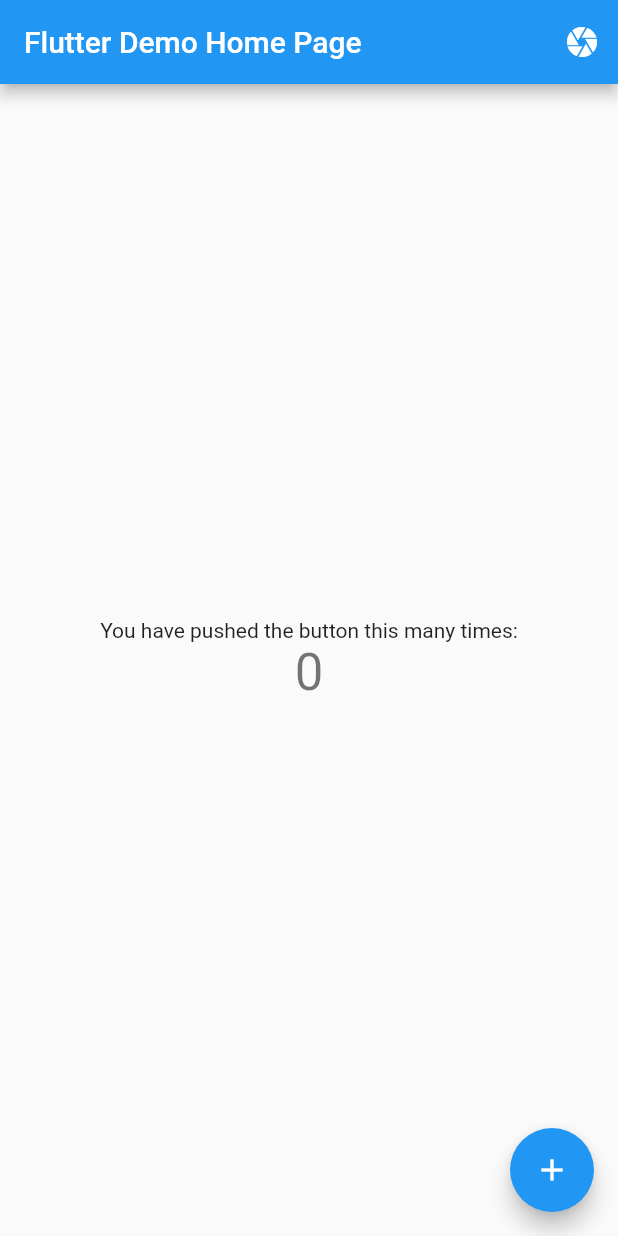
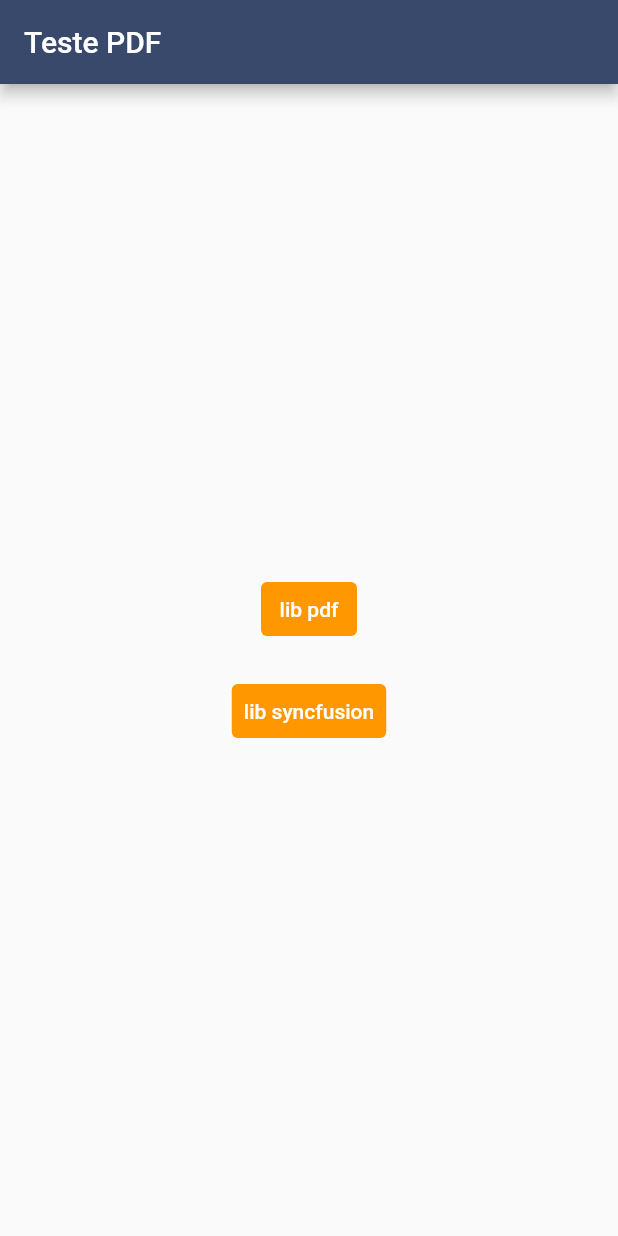
Before and after one commit to sergiotessaro/testImageToPdf, a Flutter app: the screen it shows after launch, on a phone screen of 412 x 824 dp. Run offline on Flutter 3.47's test engine with Material 2 defaults, Android fonts, the phone set to English and light mode, and no system bars; our stand-ins replace image_picker, open_file; missing offline and left inert: syncfusion_flutter_pdf.

Commit message:
teste com 2 libs feito

```diff
--- a/lib/main.dart
+++ b/lib/main.dart
@@ -17,11 +17,10 @@ class MyApp extends StatelessWidget {
   @override
   Widget build(BuildContext context) {
     return MaterialApp(
+      debugShowCheckedModeBanner: false,
       title: 'Flutter Demo',
-      theme: ThemeData(
-        primarySwatch: Colors.blue,
-      ),
-      home: MyHomePage(title: 'Flutter Demo Home Page'),
+      theme: ThemeData(primaryColor: Color(0xff39496B)),
+      home: MyHomePage(title: 'Teste PDF'),
     );
   }
 }
@@ -36,87 +35,61 @@ class MyHomePage extends StatefulWidget {
 }
 
 class _MyHomePageState extends State<MyHomePage> {
-  int _counter = 0;
-
-  void _incrementCounter() {
-    // FlutterGeniusScan.scanWithConfiguration({
-    //   'source': 'camera',
-    //   'multiPage': false,
-    // }).then((result) {
-    //   print(result);
-    //   String pdfUrl = result['pdfUrl'];
-    //   OpenFile.open(pdfUrl.replaceAll("file://", '')).then(
-    //       (result) => debugPrint(result.message),
-    //       onError: (error) => displayError(context, error));
-    // }, onError: (error) => displayError(context, error));
-  }
-
   @override
   Widget build(BuildContext context) {
     return Scaffold(
       appBar: AppBar(
-        actions: [
-          IconButton(
-              onPressed: () async {
-                await getImagesSync();
-              },
-              icon: Icon(Icons.camera))
-        ],
+        backgroundColor: Color(0xff39496B),
         title: Text(widget.title),
       ),
       body: Center(
         child: Column(
           mainAxisAlignment: MainAxisAlignment.center,
           children: <Widget>[
-            Text(
-              'You have pushed the button this many times:',
+            TextButton(
+              style: ButtonStyle(
+                  backgroundColor: MaterialStateProperty.all(Colors.orange)),
+              child: Text(
+                'lib pdf',
+                style: TextStyle(color: Colors.white),
+              ),
+              onPressed: () async {
+                await getImagesPdf();
+              },
             ),
-            Text(
-              '$_counter',
-              style: Theme.of(context).textTheme.headline4,
+            Padding(padding: EdgeInsets.all(10)),
+            TextButton(
+              style: ButtonStyle(
+                  backgroundColor: MaterialStateProperty.all(Colors.orange)),
+              child:
+                  Text('lib syncfusion', style: TextStyle(color: Colors.white)),
+              onPressed: () async {
+                await getImagesSync();
+              },
             ),
           ],
         ),
-      ),
-      floatingActionButton: FloatingActionButton(
-        onPressed: _incrementCounter,
-        tooltip: 'Increment',
-        child: Icon(Icons.add),
       ),
     );
   }
 }
 
-// void displayError(BuildContext context, PlatformException error) {
-//   ScaffoldMessenger.of(context)
-//       .showSnackBar(SnackBar(content: Text(error.message!)));
-// }
-
 Future getImagesPdf() async {
   var image = await ImagePicker()
       .pickImage(source: ImageSource.camera, imageQuality: 40);
-  // final PdfDocument document = PdfDocument();
   Directory tempDir = await getTemporaryDirectory();
   String output = tempDir.path;
   if (image != null) {
-    // OpenFile.open(image.path);
     final imageData = pw.MemoryImage(File(image.path).readAsBytesSync());
-    // final PdfBitmap imagem = PdfBitmap(imageData);
     final pdf = pw.Document();
 
     pdf.addPage(pw.Page(build: (pw.Context context) {
       return pw.Center(
         child: pw.Image(imageData),
-      ); // Center
+      );
     }));
 
-    // document.pages
-    //     .add()
-    //     .graphics
-    //     .drawImage(imagem, const Rect.fromLTWH(0, 0, 500, 800));
-
-    var doc =
-        await File('$output/ImageToPDF.pdf').writeAsBytes(await pdf.save());
+    var doc = await File('$output/libpdf.pdf').writeAsBytes(await pdf.save());
 
     OpenFile.open(doc.path);
   }
@@ -129,7 +102,6 @@ Future getImagesSync() async {
   Directory tempDir = await getTemporaryDirectory();
   String output = tempDir.path;
   if (image != null) {
-    // OpenFile.open(image.path);
     final Uint8List imageData = File(image.path).readAsBytesSync();
     final PdfBitmap imagem = PdfBitmap(imageData);
 
@@ -138,8 +110,7 @@ Future getImagesSync() async {
         .graphics
         .drawImage(imagem, const Rect.fromLTWH(0, 0, 500, 800));
 
-    var doc =
-        await File('$output/ImageToPDF.pdf').writeAsBytes(document.save());
+    var doc = await File('$output/libsync.pdf').writeAsBytes(document.save());
 
     OpenFile.open(doc.path);
   }
```
